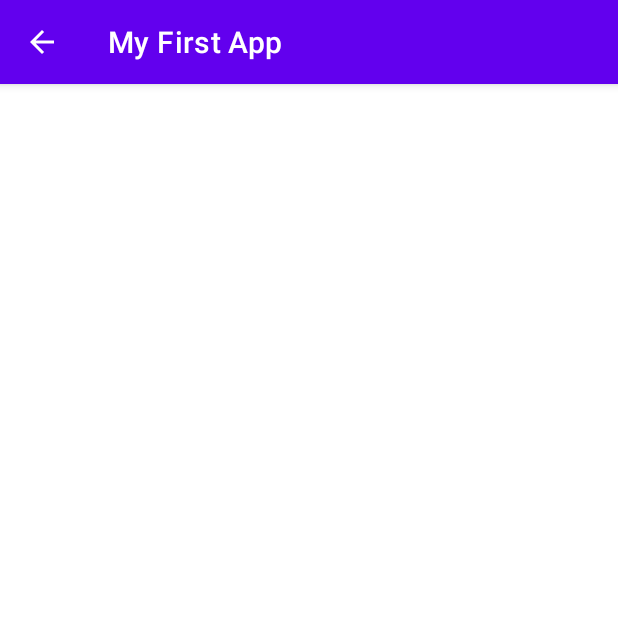
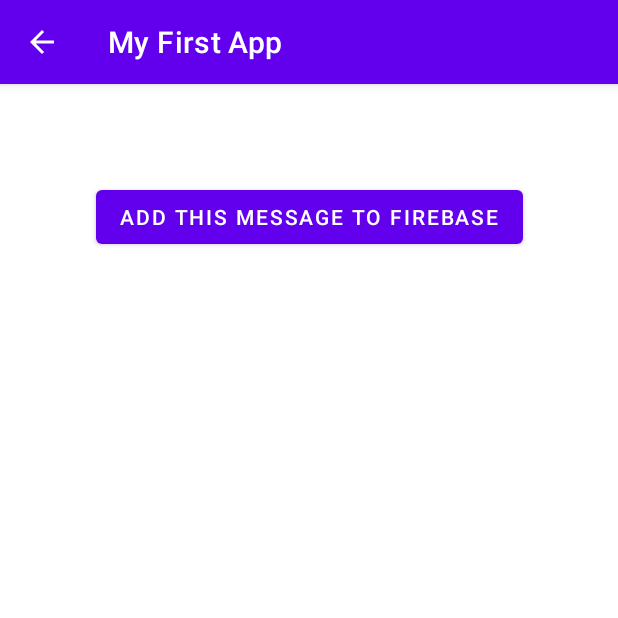
Before and after one commit to nazanin-tabatabaei/AndroidExperiments, an Android app: the DisplayMessageActivity screen opened directly, with no data from a screen before it, on a phone screen of 412 x 824 dp, the top half of it. Run offline under Robolectric (Android 15) with nearby library versions, the phone set to English and light mode, and no system bars; our stand-ins replace Firebase (no records; nobody signed in at launch, a user with empty details on screens opened directly).

Commit message:
send message to firebase database

```diff
--- a/MyFirstApp/app/build.gradle
+++ b/MyFirstApp/app/build.gradle
@@ -35,6 +35,7 @@
     implementation 'com.google.android.material:material:1.1.0'
     implementation 'androidx.constraintlayout:constraintlayout:1.1.3'
     implementation 'com.google.firebase:firebase-messaging:20.1.0'
+    implementation 'com.google.firebase:firebase-database:19.6.0'
     testImplementation 'junit:junit:4.+'
     androidTestImplementation 'androidx.test.ext:junit:1.1.1'
     androidTestImplementation 'androidx.test.espresso:espresso-core:3.2.0'
--- a/MyFirstApp/app/src/main/java/com/example/myfirstapp/DisplayMessageActivity.java
+++ b/MyFirstApp/app/src/main/java/com/example/myfirstapp/DisplayMessageActivity.java
@@ -4,9 +4,15 @@
 
 import android.content.Intent;
 import android.os.Bundle;
+import android.view.View;
+import android.widget.Button;
 import android.widget.TextView;
 
+import com.google.firebase.database.DatabaseReference;
+import com.google.firebase.database.FirebaseDatabase;
+
 public class DisplayMessageActivity extends AppCompatActivity {
+    private Button mSendData;
 
     @Override
     protected void onCreate(Bundle savedInstanceState) {
@@ -20,5 +26,19 @@
         // Capture the layout's TextView and set the string as its text
         TextView textView = findViewById(R.id.textView);
         textView.setText(message);
+
+
+
+        mSendData=(Button) findViewById(R.id.sendData);
+        mSendData.setOnClickListener(new View.OnClickListener() {
+            @Override
+            public void onClick(View v) {
+                // Write a message to the database
+                FirebaseDatabase database = FirebaseDatabase.getInstance();
+                DatabaseReference myRef = database.getReference("message");
+                myRef.setValue(message);
+            }
+        });
     }
+
 }
--- a/MyFirstApp/app/src/main/res/layout/activity_display_message.xml
+++ b/MyFirstApp/app/src/main/res/layout/activity_display_message.xml
@@ -13,7 +13,18 @@
         android:layout_marginTop="16dp"
         android:text="TextView"
         android:textColor="#610808"
+        android:textSize="18sp"
         app:layout_constraintEnd_toEndOf="parent"
         app:layout_constraintStart_toStartOf="parent"
         app:layout_constraintTop_toTopOf="parent" />
+
+    <Button
+        android:id="@+id/sendData"
+        android:layout_width="wrap_content"
+        android:layout_height="wrap_content"
+        android:layout_marginTop="24dp"
+        android:text="Add this message to Firebase"
+        app:layout_constraintEnd_toEndOf="parent"
+        app:layout_constraintStart_toStartOf="parent"
+        app:layout_constraintTop_toBottomOf="@+id/textView" />
 </androidx.constraintlayout.widget.ConstraintLayout>
--- a/MyFirstApp/build.gradle
+++ b/MyFirstApp/build.gradle
@@ -6,7 +6,7 @@
     }
     dependencies {
         classpath "com.android.tools.build:gradle:4.1.2"
-        classpath 'com.google.gms:google-services:4.3.3'
+        classpath 'com.google.gms:google-services:4.3.5'
 
         // NOTE: Do not place your application dependencies here; they belong
         // in the individual module build.gradle files
```
